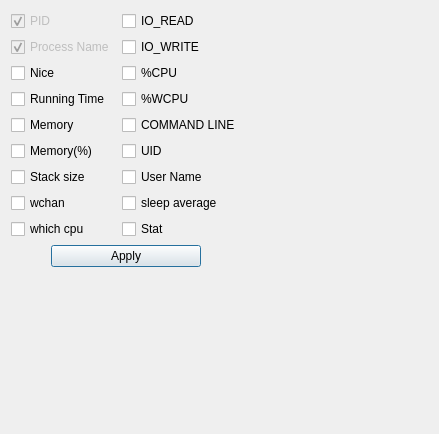
xtfllbl/qjdprocess, file qjdoptions.ui: the form before one commit.
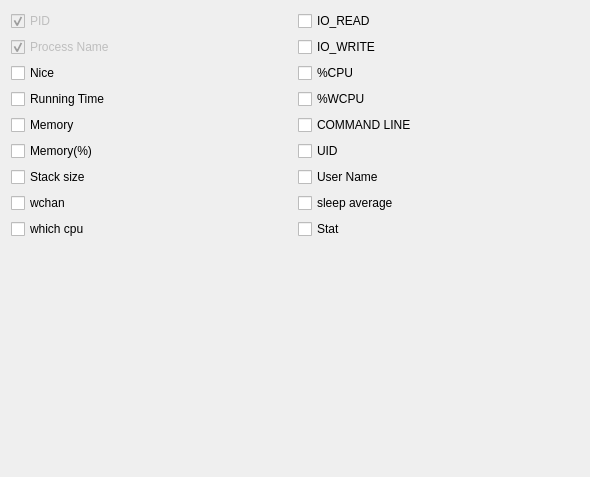
The form after the commit. Icons and pictures are not drawn.

Diff of the .ui file:
```diff
--- a/qjdoptions.ui
+++ b/qjdoptions.ui
@@ -6,8 +6,8 @@
    <rect>
     <x>0</x>
     <y>0</y>
-    <width>439</width>
-    <height>434</height>
+    <width>590</width>
+    <height>477</height>
    </rect>
   </property>
   <property name="windowTitle">
@@ -211,64 +211,7 @@
     </layout>
    </item>
    <item row="1" column="0">
-    <layout class="QHBoxLayout" name="horizontalLayout">
-     <item>
-      <spacer name="horizontalSpacer">
-       <property name="orientation">
-        <enum>Qt::Horizontal</enum>
-       </property>
-       <property name="sizeHint" stdset="0">
-        <size>
-         <width>40</width>
-         <height>20</height>
-        </size>
-       </property>
-      </spacer>
-     </item>
-     <item>
-      <widget class="QPushButton" name="btnApplyField">
-       <property name="minimumSize">
-        <size>
-         <width>150</width>
-         <height>0</height>
-        </size>
-       </property>
-       <property name="text">
-        <string>Apply</string>
-       </property>
-       <property name="icon">
-        <iconset resource="image.qrc">
-         <normaloff>:/image/use/package-installed-updated.png</normaloff>:/image/use/package-installed-updated.png</iconset>
-       </property>
-      </widget>
-     </item>
-     <item>
-      <spacer name="horizontalSpacer_2">
-       <property name="orientation">
-        <enum>Qt::Horizontal</enum>
-       </property>
-       <property name="sizeHint" stdset="0">
-        <size>
-         <width>40</width>
-         <height>20</height>
-        </size>
-       </property>
-      </spacer>
-     </item>
-    </layout>
-   </item>
-   <item row="0" column="1">
-    <spacer name="horizontalSpacer_3">
-     <property name="orientation">
-      <enum>Qt::Horizontal</enum>
-     </property>
-     <property name="sizeHint" stdset="0">
-      <size>
-       <width>40</width>
-       <height>20</height>
-      </size>
-     </property>
-    </spacer>
+    <layout class="QHBoxLayout" name="horizontalLayout"/>
    </item>
    <item row="2" column="0">
     <spacer name="verticalSpacer">
```
Left out of the diff: 56 changed lines with no effect on the pictures.
